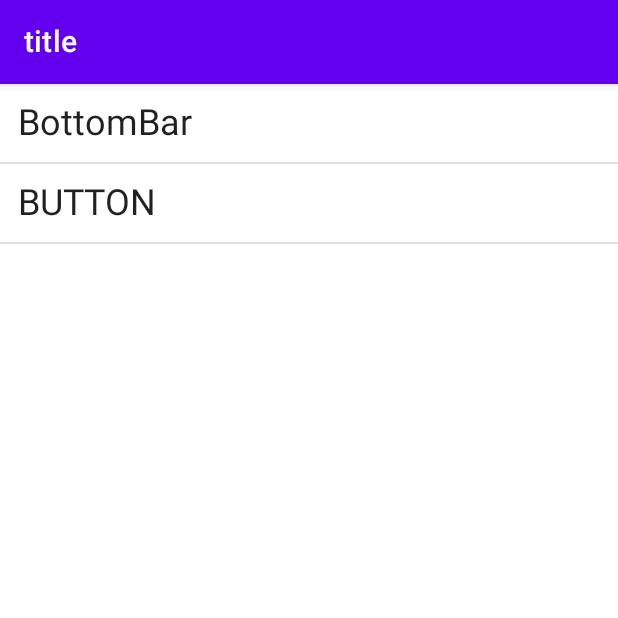
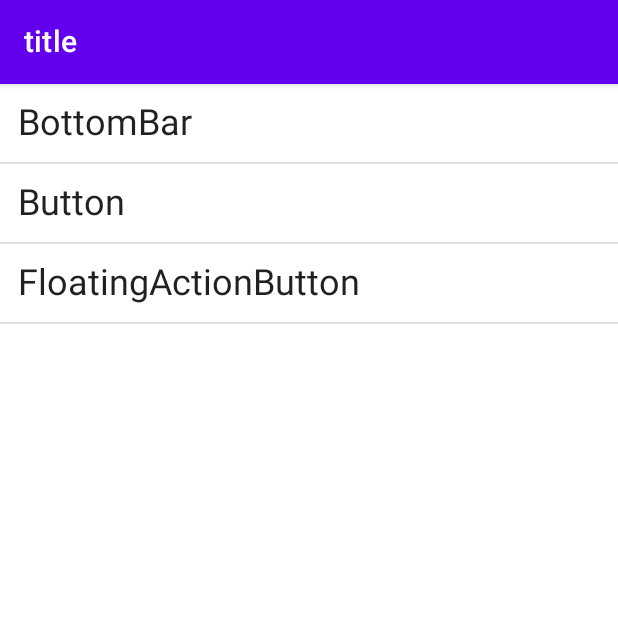
Before and after one commit to Luecy1/ComposeMvvm, an Android app built with Jetpack Compose: the screen it shows after launch (MainActivity), on a phone screen of 412 x 824 dp, the top half of it. Run offline under Robolectric (Android 15) with nearby library versions, the phone set to English and light mode, and no system bars.

Commit message:
FloatingActionButton

```diff
--- a/material/src/main/java/com/example/material/MainActivity.kt
+++ b/material/src/main/java/com/example/material/MainActivity.kt
@@ -25,6 +25,7 @@ import androidx.navigation.compose.composable
 import androidx.navigation.compose.rememberNavController
 import com.example.material.screens.BottomBarScreen
 import com.example.material.screens.MyButtonScreen
+import com.example.material.screens.MyFloatingActionButton
 import com.example.material.ui.theme.ComposeMvvmTheme
 
 class MainActivity : ComponentActivity() {
@@ -101,7 +102,10 @@ enum class SCREENS(
     BOTTOM_BAR("BottomBar", {
         BottomBarScreen()
     }),
-    BUTTON("BUTTON", {
+    BUTTON("Button", {
         MyButtonScreen()
     }),
+    FLOATING_ACTION_BUTTON("FloatingActionButton", {
+        MyFloatingActionButton()
+    }),
 }
```
Also changed, not shown: material/src/main/java/com/example/material/screens/FloatingActionButton.kt (added, +29 -0 lines).
